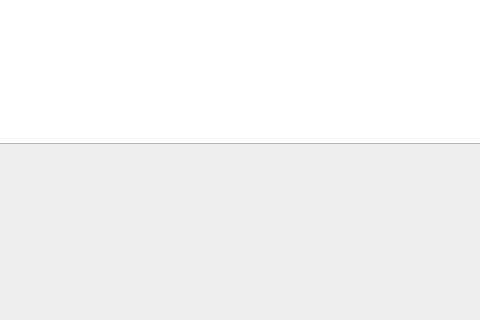
Above: PythonClient/detection/nav_gui.ui from monkeyboyfr3sh/AirSim before the change; both pictures show x 180 to 660 and y 406 to 726 of the 845 by 726 pixel window. Below: the same form after it.
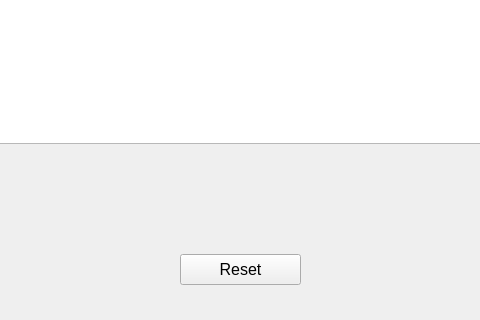
That is the form after the change.

What changed in the file:
```diff
--- a/PythonClient/detection/nav_gui.ui
+++ b/PythonClient/detection/nav_gui.ui
@@ -121,6 +121,24 @@
     <set>Qt::AlignCenter</set>
    </property>
   </widget>
+  <widget class="QPushButton" name="resetButton">
+   <property name="geometry">
+    <rect>
+     <x>360</x>
+     <y>660</y>
+     <width>121</width>
+     <height>31</height>
+    </rect>
+   </property>
+   <property name="font">
+    <font>
+     <pointsize>12</pointsize>
+    </font>
+   </property>
+   <property name="text">
+    <string>Reset</string>
+   </property>
+  </widget>
  </widget>
  <resources/>
  <connections/>
```
